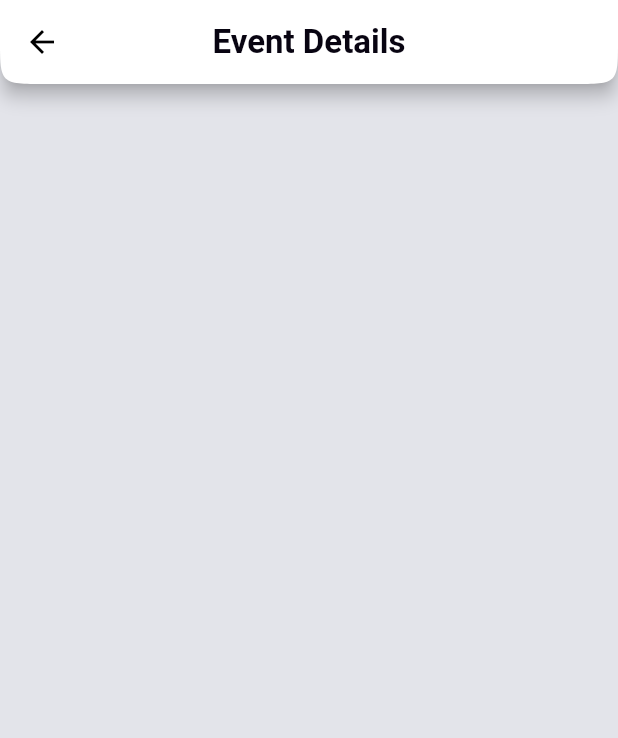
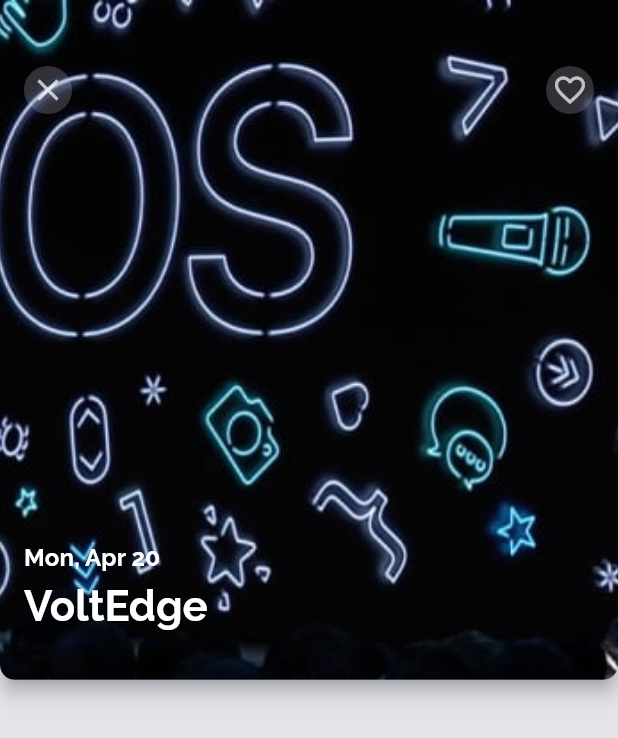
Before and after one commit to RahulNagaraj/tech_hub_ui, a Flutter app: the screen it shows after launch, after a tap on an icon or button, on a phone screen of 412 x 824 dp. Shown: the top 738 px of the screen. Run offline on Flutter 3.47's test engine with Material 2 defaults, Android fonts, the phone set to English and light mode, and no system bars.

Commit message:
event details image section

```diff
--- a/lib/models/event.dart
+++ b/lib/models/event.dart
@@ -150,9 +150,9 @@ class Event {
 }
 
 class EventDetailsArguments {
-  final String eventId;
+  final Event event;
 
-  EventDetailsArguments({@required this.eventId}) : assert(eventId != null);
+  EventDetailsArguments({@required this.event}) : assert(event != null);
 }
 
 final List<Event> allEvents = [
--- a/lib/pages/event_details.dart
+++ b/lib/pages/event_details.dart
@@ -1,24 +1,100 @@
 import 'package:flutter/material.dart';
+import 'package:intl/intl.dart';
 
 import '../models/event.dart';
-import '../utils/constants.dart';
+import '../styles/colors.dart';
 
 class EventDetailsPage extends StatelessWidget {
   @override
   Widget build(BuildContext context) {
     final EventDetailsArguments args =
         ModalRoute.of(context).settings.arguments;
+    final double screenHeight = MediaQuery.of(context).size.height;
+    final double screenWidth = MediaQuery.of(context).size.width;
 
     return Scaffold(
-      appBar: AppBar(
-        centerTitle: true,
-        title: Text(EVENT_DETAILS_APP_BAR_TITLE),
-        shape: ContinuousRectangleBorder(
-          borderRadius: BorderRadius.only(
-            bottomLeft: Radius.circular(30.0),
-            bottomRight: Radius.circular(30.0),
+      body: Column(
+        children: <Widget>[
+          Material(
+            elevation: 5.0,
+            borderRadius: BorderRadius.only(
+              bottomLeft: Radius.circular(10.0),
+              bottomRight: Radius.circular(10.0),
+            ),
+            child: Container(
+              width: screenWidth,
+              height: screenHeight * 0.55,
+              decoration: BoxDecoration(
+                image: DecorationImage(
+                  image: new AssetImage(args.event.image),
+                  fit: BoxFit.cover,
+                ),
+                borderRadius: BorderRadius.only(
+                  bottomLeft: Radius.circular(10.0),
+                  bottomRight: Radius.circular(10.0),
+                ),
+              ),
+              child: Stack(
+                children: <Widget>[
+                  Positioned(
+                    top: 36.0,
+                    left: 8.0,
+                    child: IconButton(
+                      onPressed: () {},
+                      icon: Container(
+                        decoration: BoxDecoration(
+                          shape: BoxShape.circle,
+                          color: greyTextColor.withOpacity(0.25),
+                        ),
+                        padding: const EdgeInsets.all(4.0),
+                        child: Icon(
+                          Icons.close,
+                          size: 24.0,
+                          color: Colors.white70,
+                        ),
+                      ),
+                    ),
+                  ),
+                  Positioned(
+                    top: 36.0,
+                    right: 8.0,
+                    child: IconButton(
+                      onPressed: () {},
+                      icon: Container(
+                        decoration: BoxDecoration(
+                          shape: BoxShape.circle,
+                          color: greyTextColor.withOpacity(0.25),
+                        ),
+                        padding: const EdgeInsets.all(4.0),
+                        child: Icon(
+                          Icons.favorite_border,
+                          size: 24.0,
+                          color: Colors.white70,
+                        ),
+                      ),
+                    ),
+                  ),
+                  Positioned(
+                    bottom: 72.0,
+                    left: 16.0,
+                    child: Text(
+                      new DateFormat.MMMEd().format(args.event.date),
+                      style: Theme.of(context).textTheme.subtitle,
+                    ),
+                  ),
+                  Positioned(
+                    bottom: 32.0,
+                    left: 16.0,
+                    child: Text(
+                      args.event.title,
+                      style: Theme.of(context).textTheme.title,
+                    ),
+                  ),
+                ],
+              ),
+            ),
           ),
-        ),
+        ],
       ),
     );
   }
--- a/lib/widgets/event_card.dart
+++ b/lib/widgets/event_card.dart
@@ -25,7 +25,7 @@ class EventCard extends StatelessWidget {
         Navigator.pushNamed(
           context,
           EVENT_DETAILS_ROUTE,
-          arguments: EventDetailsArguments(eventId: event.id),
+          arguments: EventDetailsArguments(event: event),
         );
       },
       splashColor: Colors.transparent,
@@ -59,7 +59,9 @@ class EventCard extends StatelessWidget {
                 children: <Widget>[
                   Padding(
                     padding: const EdgeInsets.symmetric(
-                        horizontal: 20.0, vertical: 4.0),
+                      horizontal: 20.0,
+                      vertical: 4.0,
+                    ),
                     child: Text(
                       new DateFormat.MMMEd().format(event.date),
                       style: Theme.of(context).textTheme.subtitle,
```
